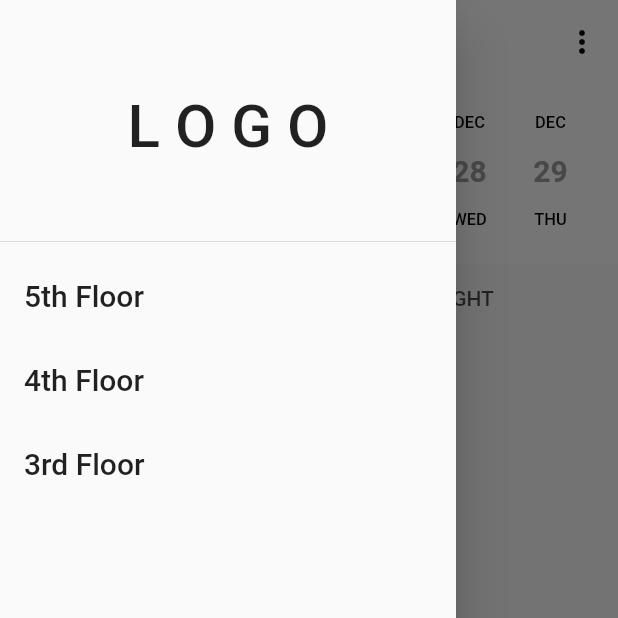
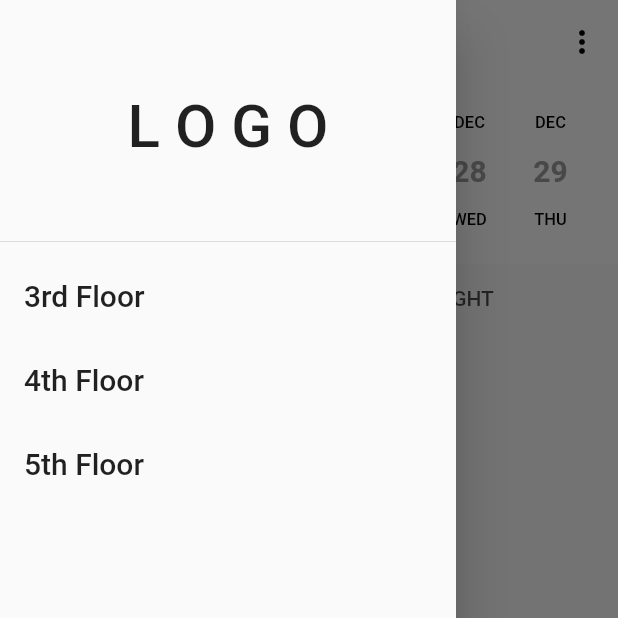
Before and after one commit to JooYoo/flutter-notMyDesk, a Flutter app: the screen it shows after launch, in the side drawer, after a tap on "3rd Floor", on a phone screen of 412 x 824 dp, the top half of it. Run offline on Flutter 3.47's test engine with Material 2 defaults, Android fonts, the phone set to English and light mode, and no system bars; drawn by our look-alikes of date_picker_timeline.

Commit message:
refactor: iterate side-nav-item

```diff
--- a/lib/main.dart
+++ b/lib/main.dart
@@ -63,6 +63,8 @@ class _NavBarState extends State<NavBar> {
       ),
       drawer: SideDrawer(),
       body: _pages[_selectedIndex],
+      // FIXME: refactor to independent widget
+      // BottomNav() emit _selectedIndex
       bottomNavigationBar: BottomNavigationBar(
         currentIndex: _selectedIndex,
         onTap: _navigateBottomBar,
--- /dev/null
+++ b/lib/models/Floor.dart
@@ -0,0 +1,9 @@
+// ignore_for_file: file_names
+
+class Floor {
+  int id;
+  String floorName;
+  String fullDate;
+
+  Floor(this.id, this.floorName, this.fullDate);
+}
--- a/lib/widgets/side_nav.dart
+++ b/lib/widgets/side_nav.dart
@@ -1,4 +1,5 @@
 import 'package:flutter/material.dart';
+import 'package:flutter_not_my_desk/models/Floor.dart';
 
 class SideDrawer extends StatefulWidget {
   const SideDrawer({
@@ -10,6 +11,19 @@ class SideDrawer extends StatefulWidget {
 }
 
 class _SideDrawerState extends State<SideDrawer> {
+  // collection of floors
+  var floors = [
+    Floor(3, "3rd Floor", "2022-12-24"),
+    Floor(4, "4th Floor", "2022-12-24"),
+    Floor(5, "5th Floor", "2022-12-24")
+  ];
+
+  // switch Floor to get selected-floor
+  void switchFloor(Floor selectedFloor) {
+    // TODO: emit selected-floor to parent-widget
+    print(selectedFloor.floorName);
+  }
+
   @override
   Widget build(BuildContext context) {
     return Drawer(
@@ -24,36 +38,17 @@ class _SideDrawerState extends State<SideDrawer> {
               ),
             ),
           ),
+          for (var floor in floors) // iterate floors
             ListTile(
               // ignore: prefer_const_constructors
               title: Text(
-              '5th Floor',
+                floor.floorName,
                 style: const TextStyle(fontSize: 20),
               ),
               onTap: () {
-              print("selected 5th");
+                switchFloor(floor);
               },
-          ),
-          ListTile(
-            // ignore: prefer_const_constructors
-            title: Text(
-              '4th Floor',
-              style: const TextStyle(fontSize: 20),
-            ),
-            onTap: () {
-              print("selected 4th");
-            },
-          ),
-          ListTile(
-            // ignore: prefer_const_constructors
-            title: Text(
-              '3rd Floor',
-              style: const TextStyle(fontSize: 20),
-            ),
-            onTap: () {
-              print("selected 3rd");
-            },
-          ),
+            )
         ],
       ),
     );
```
Lines whose indentation alone changed are shown as unchanged.
